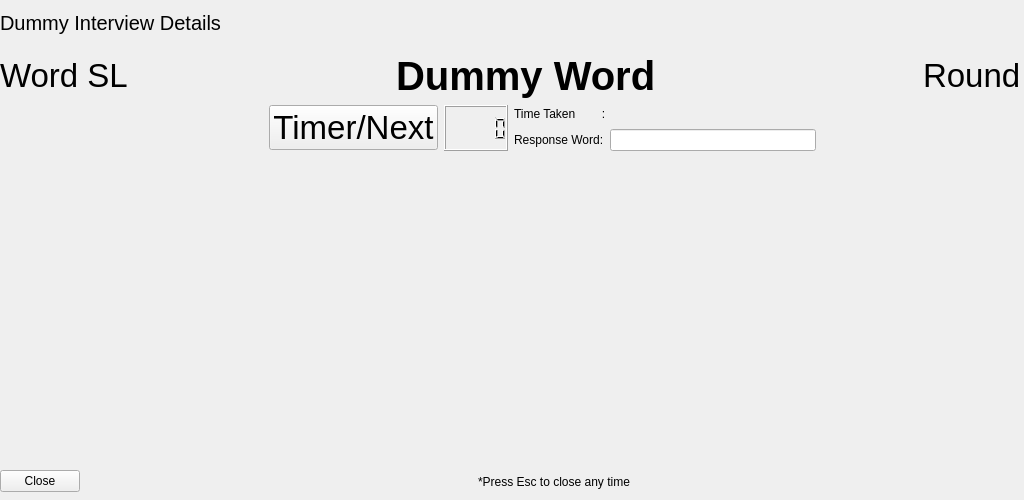
The window that 32_GUI_with_PyQt5/WAT_V1.1/WAT/GUI_Files/Interview.ui (amir-ice-1516-iu/basic_coding_blocks) describes before a commit, drawn with Qt 5.
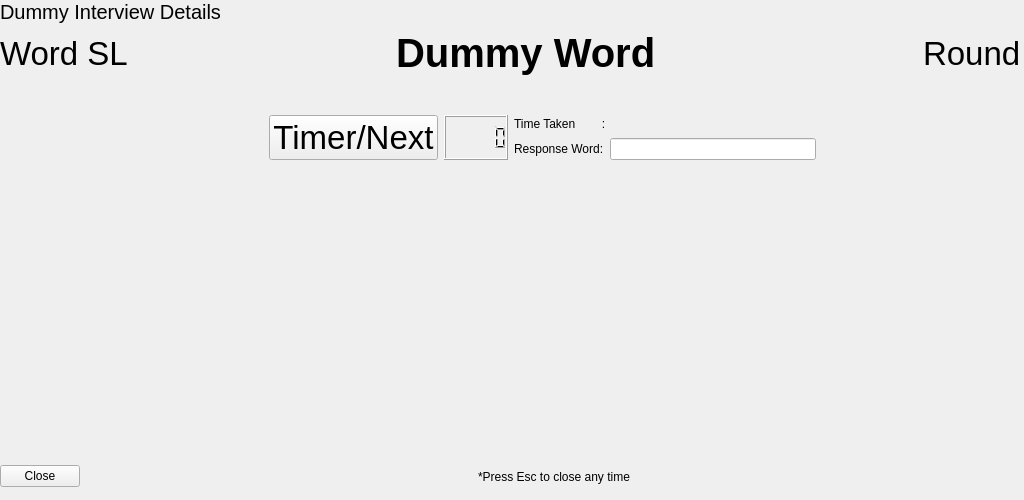
The same window after the commit.

What changed in the file:
```diff
--- a/32_GUI_with_PyQt5/WAT_V1.1/WAT/GUI_Files/Interview.ui
+++ b/32_GUI_with_PyQt5/WAT_V1.1/WAT/GUI_Files/Interview.ui
@@ -25,7 +25,7 @@
      <x>0</x>
      <y>164</y>
      <width>1024</width>
-     <height>280</height>
+     <height>271</height>
     </rect>
    </property>
   </widget>
@@ -35,7 +35,7 @@
      <x>0</x>
      <y>0</y>
      <width>1021</width>
-     <height>151</height>
+     <height>160</height>
     </rect>
    </property>
    <layout class="QVBoxLayout" name="verticalLayout_2">
@@ -122,6 +122,19 @@
       </item>
      </layout>
     </item>
+    <item>
+     <spacer name="verticalSpacer">
+      <property name="orientation">
+       <enum>Qt::Vertical</enum>
+      </property>
+      <property name="sizeHint" stdset="0">
+       <size>
+        <width>20</width>
+        <height>40</height>
+       </size>
+      </property>
+     </spacer>
+    </item>
     <item>
      <layout class="QHBoxLayout" name="horizontalLayout_4">
       <item>
@@ -216,9 +229,9 @@
    <property name="geometry">
     <rect>
      <x>0</x>
-     <y>466</y>
+     <y>456</y>
      <width>1021</width>
-     <height>31</height>
+     <height>41</height>
     </rect>
    </property>
    <layout class="QHBoxLayout" name="horizontalLayout_5">
```
